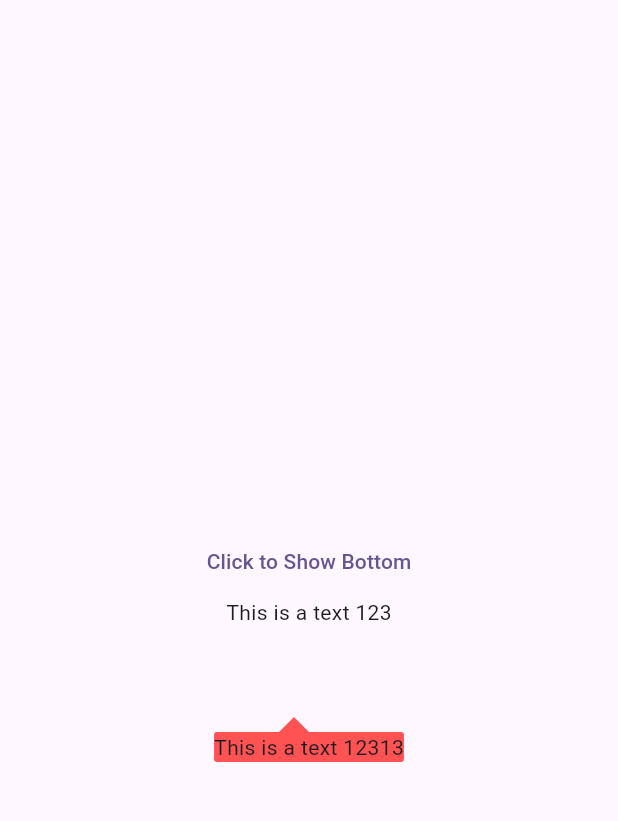
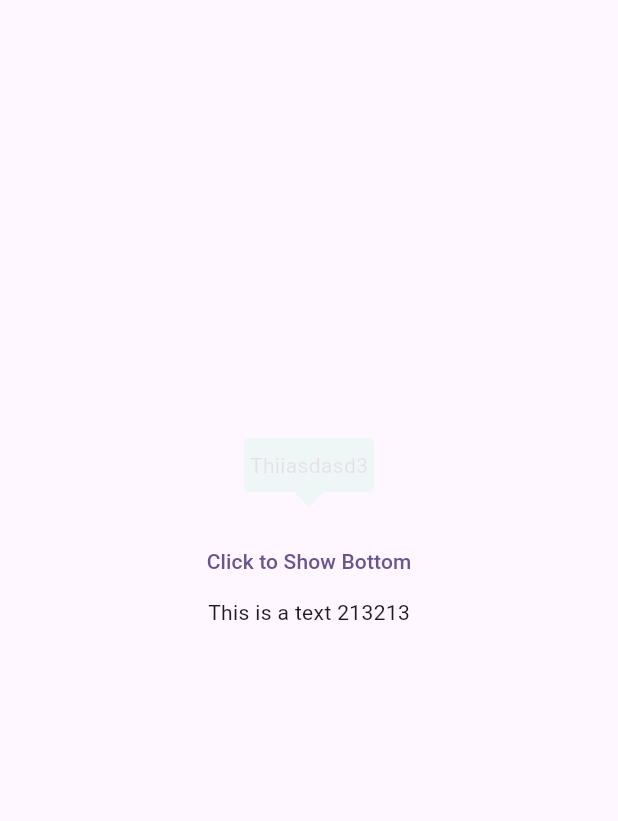
Before and after one commit to mohammedhashim790/MTooltip, a Flutter app: the screen it shows after launch, after a tap on "Click to Show Bottom", on a phone screen of 412 x 824 dp, the part 84-905 px from its top. Run offline on Flutter 3.47's test engine with Material 3 defaults, Android fonts, the phone set to English and light mode, and no system bars.

Commit message:
feat: Updated Widget's controller hot-reload - 'didUpdateOnWidget'

```diff
--- a/example/lib/main.dart
+++ b/example/lib/main.dart
@@ -45,6 +45,7 @@ class _TooltipExampleState extends State<TooltipExample> {
         child: IntrinsicHeight(
           child: Column(
             children: [
+              // CarouselView(itemExtent: itemExtent, children: children),
               TextButton(
                 onPressed: () {
                   // buttonCarouselController.nextPage();
@@ -56,10 +57,14 @@ class _TooltipExampleState extends State<TooltipExample> {
                 alignment: Alignment.center,
                 child: MTooltip(
                   context: context,
-                  backgroundColor: Colors.redAccent,
-                  tooltipContent: Text("This is a text 12313"),
-                  tooltipAlign: TooltipAlign.bottom,
-                  child: const Text("This is a text 123"),
+                  backgroundColor: Colors.greenAccent,
+                  tooltipContent: Text("Thiiasdasd3"),
+                  tooltipAlign: TooltipAlign.top,
+                  useDefaultPadding: true,
+                  waitDuration: Duration(seconds: 1),
+                  fadeInDuration: Duration(seconds: 2),
+                  showDuration: Duration(seconds: 25),
+                  child: const Text("This is a text 213213"),
                   mTooltipController: mTooltipController,
                 ),
               ),
--- a/lib/mtooltip.dart
+++ b/lib/mtooltip.dart
@@ -7,26 +7,27 @@ import 'package:mtooltip/mtooltip_position_delegate.dart';
 import 'tooltip_custom_shape.dart';
 
 class MTooltip extends StatefulWidget {
-  bool usePadding;
+  /// [useDefaultPadding] Applies Default Padding [left: 4.0, right: 4.0, top: 8.0, bottom: 8.0]
+  final bool useDefaultPadding;
 
-  TooltipAlign tooltipAlign;
+  final TooltipAlign tooltipAlign;
 
-  Widget child;
+  final Widget child;
 
-  BuildContext context;
+  final BuildContext context;
 
-  Color barrierColor;
+  final Color barrierColor;
 
-  Color backgroundColor;
+  final Color backgroundColor;
 
-  bool barrierDismissible;
+  final bool barrierDismissible;
 
-  Widget tooltipContent;
+  final Widget tooltipContent;
 
-  late Duration hoverShowDuration;
+  late Duration showDuration;
   late Duration waitDuration;
 
-  MTooltipController _mTooltipController;
+  final MTooltipController _mTooltipController;
 
   Duration fadeInDuration;
   Duration fadeOutDuration;
@@ -38,19 +39,19 @@ class MTooltip extends StatefulWidget {
     required this.tooltipContent,
     this.backgroundColor = Colors.black54,
     required MTooltipController mTooltipController,
-    Duration? hoverShowDuration,
+    Duration? showDuration,
     Duration? waitDuration,
     Duration? fadeInDuration,
     Duration? fadeOutDuration,
     this.barrierColor = const Color(0x80000000),
     this.barrierDismissible = true,
-    this.usePadding = true,
+    this.useDefaultPadding = true,
     this.tooltipAlign = TooltipAlign.bottom,
   }) : _mTooltipController = mTooltipController,
        waitDuration = waitDuration ?? Duration(seconds: 0),
        fadeInDuration = fadeInDuration ?? Duration(seconds: 1),
        fadeOutDuration = fadeOutDuration ?? Duration(seconds: 1),
-       hoverShowDuration = hoverShowDuration ?? Duration(seconds: 10);
+       showDuration = showDuration ?? Duration(seconds: 10);
 
   @override
   State<MTooltip> createState() => MTooltipState(_mTooltipController);
@@ -82,7 +83,7 @@ class MTooltipState extends State<MTooltip>
     // _mouseIsConnected = RendererBinding.instance.mouseTracker.mouseIsConnected;
     _controller = AnimationController(
       duration: widget.fadeInDuration,
-      reverseDuration: widget.fadeInDuration,
+      reverseDuration: widget.fadeOutDuration,
       vsync: this,
     );
 
@@ -98,9 +99,12 @@ class MTooltipState extends State<MTooltip>
 
   @override
   void didUpdateWidget(covariant MTooltip oldWidget) {
+    // TODO: implement didUpdateWidget
     super.didUpdateWidget(oldWidget);
     // Rebuild Widget on changes requested
-    _newEntry();
+    if (_entry != null) {
+      _concealTooltip(immediately: true).then((_) => _newEntry());
+    }
   }
 
   @override
@@ -138,7 +142,7 @@ class MTooltipState extends State<MTooltip>
         delegate: MTooltipPositionDelegate(
           target: target,
           verticalOffset: (widget.tooltipAlign == TooltipAlign.bottom)
-              ? 80.0
+              ? 0.0
               : 60.0,
           preferBelow: widget.tooltipAlign == TooltipAlign.bottom,
         ),
@@ -170,16 +174,26 @@ class MTooltipState extends State<MTooltip>
               color: widget.backgroundColor,
               shape: ToolTipCustomShape(tooltipAlign: widget.tooltipAlign),
             ),
-            child: widget.tooltipContent,
+            child: Padding(
+              padding: widget.useDefaultPadding
+                  ? const EdgeInsets.only(
+                      left: 4.0,
+                      right: 4.0,
+                      top: 8.0,
+                      bottom: 8.0,
+                    )
+                  : const EdgeInsets.all(0.0),
+              child: widget.tooltipContent,
+            ),
           ),
         ),
       ),
     );
   }
 
-  void _concealTooltip() {
+  Future<void> _concealTooltip({bool immediately = false}) {
     if (_isConcealed) {
-      return;
+      return Future.value();
     }
     _isConcealed = true;
 
@@ -188,7 +202,12 @@ class MTooltipState extends State<MTooltip>
     _showTimer?.cancel();
     _showTimer = null;
 
-    _controller.reverse().then((_) {
+    if (immediately) {
+      _entry!.remove();
+      return Future.value();
+    }
+
+    return _controller.reverse().then((_) {
       if (_entry != null) {
         _entry!.remove();
       }
@@ -208,8 +227,8 @@ class MTooltipState extends State<MTooltip>
     _controller.forward();
     _isConcealed = false;
 
-    if (widget.hoverShowDuration.inSeconds != 0) {
-      _dismissTimer ??= Timer(widget.hoverShowDuration, _concealTooltip);
+    if (widget.showDuration.inSeconds != 0) {
+      _dismissTimer ??= Timer(widget.showDuration, _concealTooltip);
     }
     return true;
   }
--- a/lib/tooltip_custom_shape.dart
+++ b/lib/tooltip_custom_shape.dart
@@ -39,6 +39,7 @@ class ToolTipCustomShape extends ShapeBorder {
         ..relativeLineTo(-10, -10)
         ..close();
     } else {
+
       path
         ..moveTo(rect.bottomCenter.dx - 10, rect.bottomCenter.dy)
         ..relativeLineTo(10, 10)
```
